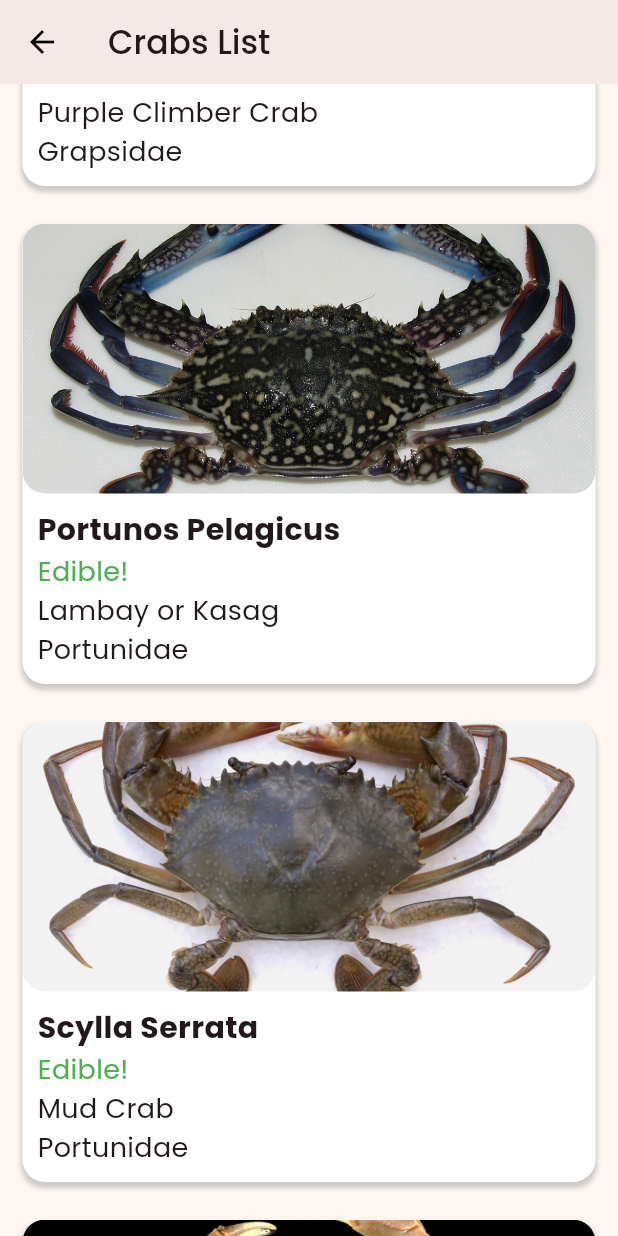
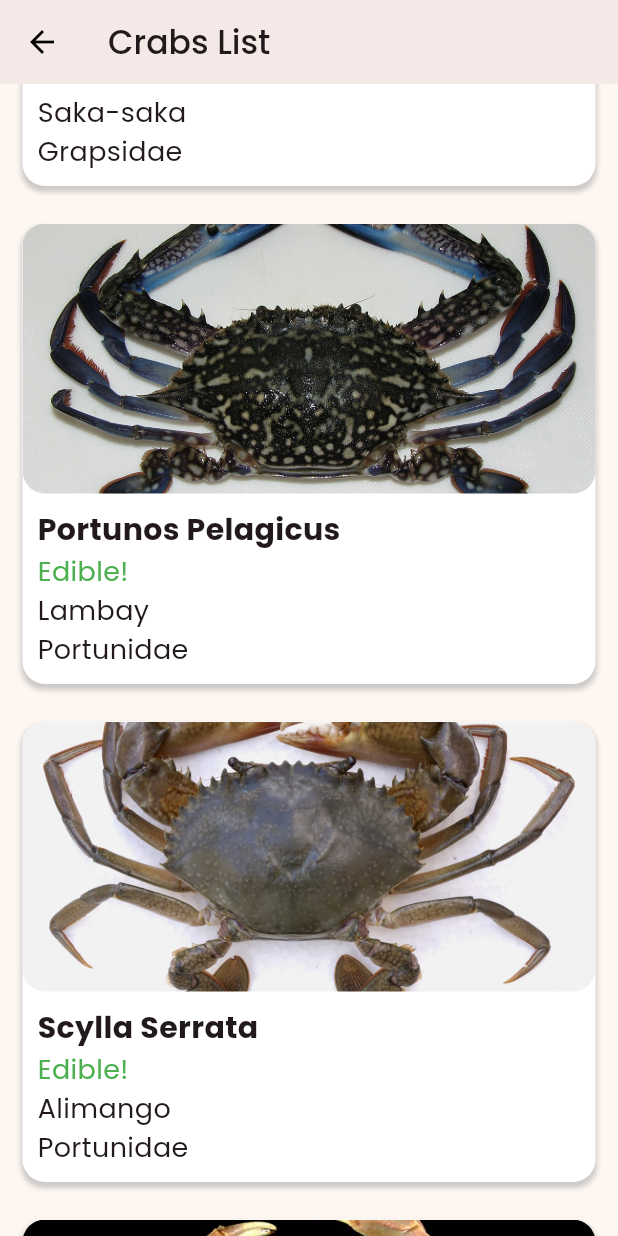
Before and after one commit to keannugran19/crabcheck, a Flutter app: the CrabList screen opened directly, scrolled down 576 dp, on a phone screen of 412 x 824 dp. Run offline on Flutter 3.47's test engine with Material 3 defaults, Android fonts, the phone set to English and light mode, and no system bars; our stand-ins replace cloud_firestore, firebase_core, firebase_storage, geolocator, image_picker; missing offline and left inert: flutter_tflite; accounts and stored records are empty.

Commit message:
UPDATE local name updated

```diff
--- a/lib/data/data.dart
+++ b/lib/data/data.dart
@@ -4,7 +4,7 @@ final venitusLatreillei = Crab(
   image: "lib/assets/images/crab/venitusLatreillei.jpeg",
   species: "Venitus Latreillei",
   edibility: "Inedible!",
-  localName: "Giant Sentinel Crab",
+  localName: "Kasway",
   family: "Macrophthalmidae",
   habitat: "Burrows in soft mud",
   appearance: "60mm avg. width, light brown to dark in color",
@@ -14,7 +14,7 @@ final metopograpsusSpp = Crab(
     image: "lib/assets/images/crab/metopograpsusSp.jpeg",
     species: "Metopograpsus Spp",
     edibility: "Inedible!",
-    localName: "Purple Climber Crab",
+    localName: "Saka-saka",
     family: "Grapsidae",
     habitat: "Mangrove trees, they tend to climb trees at night",
     appearance:
@@ -24,7 +24,7 @@ final portunosPelagicus = Crab(
     image: "lib/assets/images/crab/portunosPelagicus.jpg",
     species: "Portunos Pelagicus",
     edibility: "Edible!",
-    localName: "Lambay or Kasag",
+    localName: "Lambay",
     family: "Portunidae",
     habitat: "Shallow coastal waters, seagrass beds, mangroves",
     appearance:
@@ -34,7 +34,7 @@ final scyllaSerrata = Crab(
     image: "lib/assets/images/crab/scyllaSerrata.jpg",
     species: "Scylla Serrata",
     edibility: "Edible!",
-    localName: "Mud Crab",
+    localName: "Alimango",
     family: "Portunidae",
     habitat: "Deep mud burrows, mangroves",
     appearance:
```
